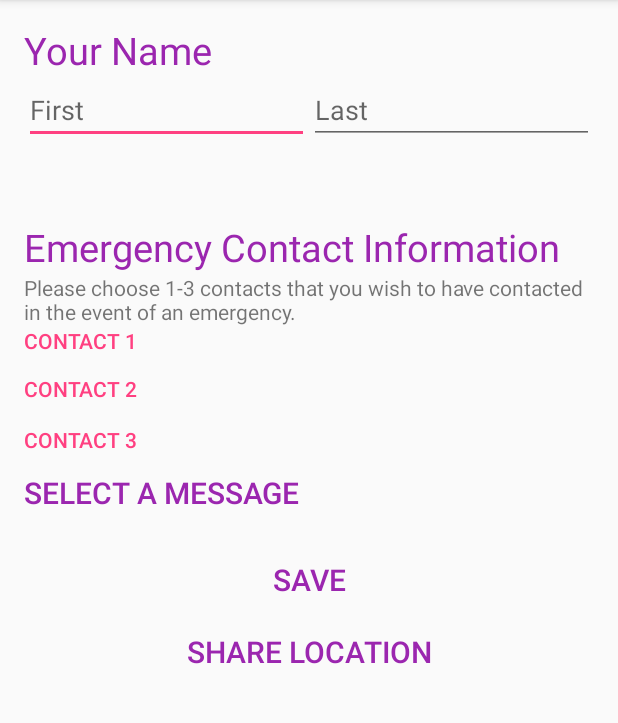
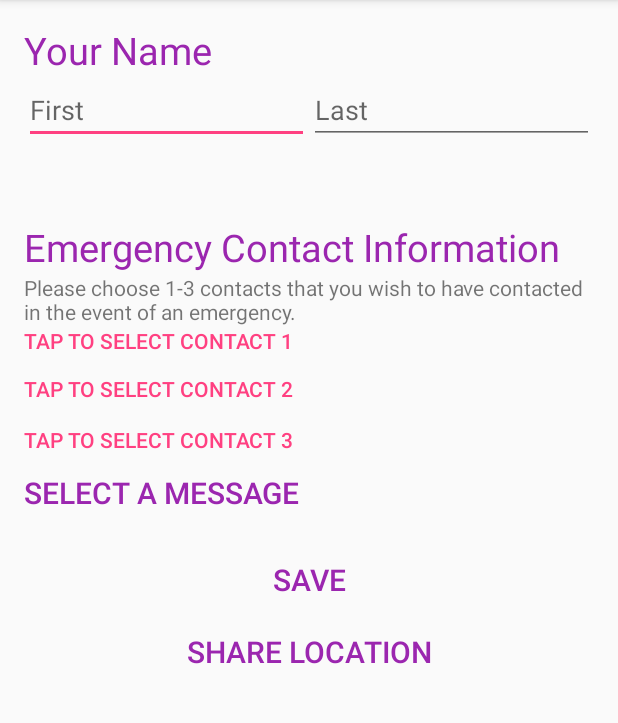
Before and after one commit to ThePurplePeople/enough, an Android app: the screen it shows after launch (MainActivity), on a phone screen of 412 x 824 dp, the part 84-807 px from its top. Run offline under Robolectric (Android 15) with nearby library versions, the phone set to English and light mode, and no system bars.

Commit message:
Change contact add button strings

```diff
--- a/app/src/main/java/lematthe/calpoly/edu/enough/DatabaseContract.java
+++ b/app/src/main/java/lematthe/calpoly/edu/enough/DatabaseContract.java
@@ -7,7 +7,7 @@ import android.provider.BaseColumns;
  */
 
 public final class DatabaseContract {
-    public static final int DATABASE_VERSION = 3;
+    public static final int DATABASE_VERSION = 4;
     public static final String DATABASE_NAME = "contactmessage.db";
     private static final String TEXT_TYPE = " TEXT";
     private static final String BOOL_TYPE = " BOOLEAN";
--- a/app/src/main/java/lematthe/calpoly/edu/enough/MainActivity.java
+++ b/app/src/main/java/lematthe/calpoly/edu/enough/MainActivity.java
@@ -68,7 +68,7 @@ public class MainActivity extends AppCompatActivity {
         selectM = (Button) findViewById(R.id.selectmessage);
         locationButton = (Button) findViewById(R.id.share_location);
 
-        //send button here for now to show functionality
+        //send button here  for now to show functionality
         sendButton = (Button) findViewById(R.id.save);
 
         dbHelper = new DatabaseHelper(getApplicationContext());
@@ -102,9 +102,9 @@ public class MainActivity extends AppCompatActivity {
         }
         else {
             Log.d("here", "small");
-            myContact1.setText("Contact 1");
-            myContact2.setText("Contact 2");
-            myContact3.setText("Contact 3");
+            myContact1.setText(R.string.contact1);
+            myContact2.setText(R.string.contact2);
+            myContact3.setText(R.string.contact3);
         }
 
         myContact1.setOnClickListener(new View.OnClickListener() {
@@ -294,7 +294,7 @@ public class MainActivity extends AppCompatActivity {
                             newContactNames[0] = name;
                             newContactNumbers[0] = number;
                             Log.d("contact chosen", "contact chosen");
-                            if (checkButtonText != "Contact 1") {
+                            if (checkButtonText != getString(R.string.contact1)) {
                                 dbHelper.deleteContact(1);
                             }
                             dbHelper.addNewContact(String.valueOf(1), name, number);
@@ -302,7 +302,7 @@ public class MainActivity extends AppCompatActivity {
                         else if(clickedButton.equals("myContact2")) {
                             newContactNames[1] = name;
                             newContactNumbers[1] = number;
-                            if (checkButtonText != "Contact 2") {
+                            if (checkButtonText != getString(R.string.contact2)) {
                                 Log.d("deleting 2", "two");
                                 dbHelper.deleteContact(2);
                             }
@@ -311,7 +311,7 @@ public class MainActivity extends AppCompatActivity {
                         else if(clickedButton.equals("myContact3")) {
                             newContactNames[2] = name;
                             newContactNumbers[2] = number;
-                            if (checkButtonText != "Contact 3") {
+                            if (checkButtonText != getString(R.string.contact3)) {
                                 dbHelper.deleteContact(3);
                             }
                             dbHelper.addNewContact(String.valueOf(3),name, number);
--- a/app/src/main/res/values/strings.xml
+++ b/app/src/main/res/values/strings.xml
@@ -19,4 +19,7 @@
     <string name="setUpText">Click to Set Up</string>
     <string name="save">Save</string>
     <string name="location">Share Location</string>
+    <string name="contact1">Tap to select contact 1</string>
+    <string name="contact2">Tap to select contact 2</string>
+    <string name="contact3">Tap to select contact 3</string>
 </resources>
```
